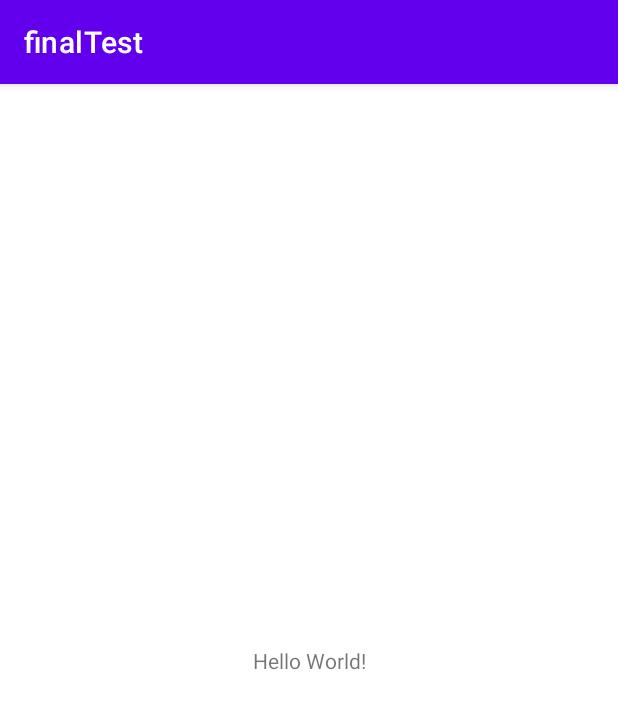
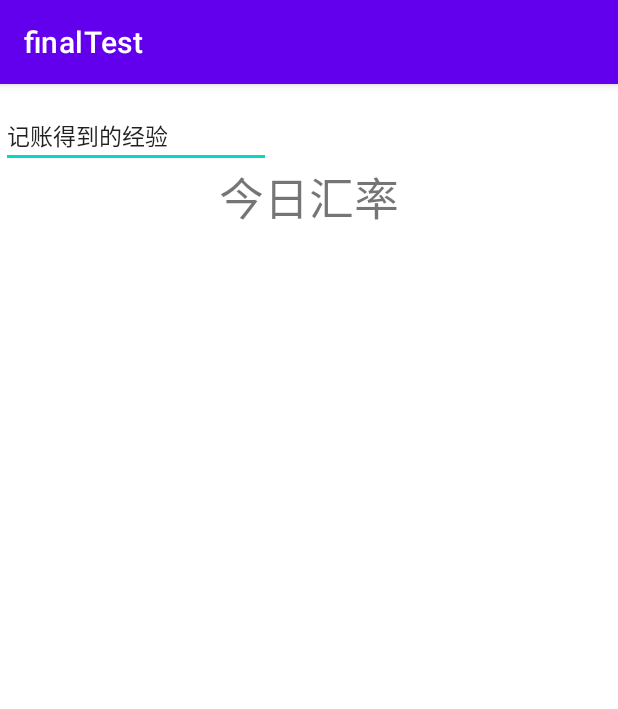
Before and after one commit to huacongke/finalTest, an Android app: the screen it shows after launch (MainActivity), on a phone screen of 412 x 824 dp. Shown: the top 709 px of the screen. Run offline under Robolectric (Android 15) with nearby library versions, the phone set to English and light mode, and no system bars.

Commit message:
添加主页面1

```diff
--- a/app/src/main/res/layout/activity_main.xml
+++ b/app/src/main/res/layout/activity_main.xml
@@ -6,13 +6,41 @@
     android:layout_height="match_parent"
     tools:context=".MainActivity">
 
+    <LinearLayout
+        android:id="@+id/linearLayout"
+        android:layout_width="409dp"
+        android:layout_height="500dp"
+        android:orientation="vertical"
+        app:layout_constraintBottom_toBottomOf="parent"
+        app:layout_constraintEnd_toEndOf="parent"
+        app:layout_constraintStart_toStartOf="parent"
+        app:layout_constraintTop_toTopOf="parent"
+        app:layout_constraintVertical_bias="0.562"></LinearLayout>
+
     <TextView
+        android:id="@+id/textView1"
         android:layout_width="wrap_content"
         android:layout_height="wrap_content"
-        android:text="Hello World!"
-        app:layout_constraintBottom_toBottomOf="parent"
-        app:layout_constraintLeft_toLeftOf="parent"
-        app:layout_constraintRight_toRightOf="parent"
+        android:text="今日汇率"
+        android:textSize="30dp"
+        app:layout_constraintBottom_toTopOf="@+id/linearLayout"
+        app:layout_constraintEnd_toEndOf="parent"
+        app:layout_constraintStart_toStartOf="parent"
         app:layout_constraintTop_toTopOf="parent" />
 
+    <EditText
+        android:id="@+id/editText1"
+        android:layout_width="wrap_content"
+        android:layout_height="wrap_content"
+        android:ems="10"
+        android:inputType="textPersonName"
+        android:text="记账得到的经验"
+        android:textSize="15dp"
+        app:layout_constraintBottom_toTopOf="@+id/linearLayout"
+        app:layout_constraintEnd_toEndOf="parent"
+        app:layout_constraintHorizontal_bias="0.004"
+        app:layout_constraintStart_toStartOf="parent"
+        app:layout_constraintTop_toTopOf="parent"
+        app:layout_constraintVertical_bias="0.117" />
+
 </androidx.constraintlayout.widget.ConstraintLayout>
```
